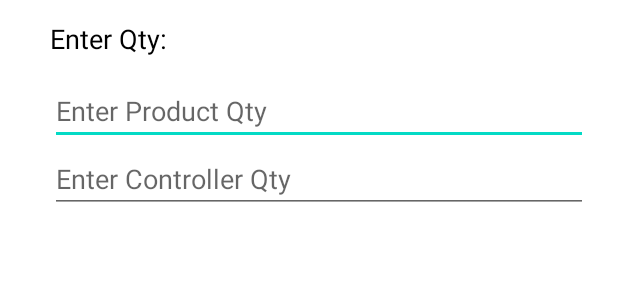
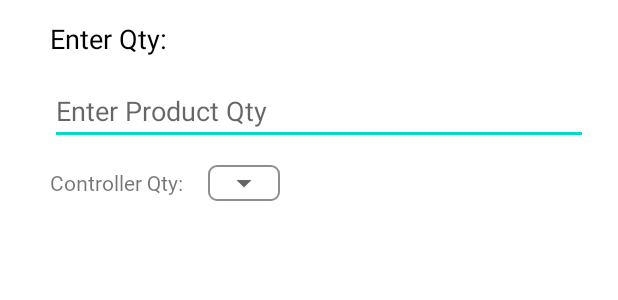
Before and after one commit to mobitechs/plasdor, an Android app: the layout add_qty_dialog_layout.xml on its own in the app's theme, with its tools: preview values and no code run, on a phone screen of 412 x 824 dp. Shown: the top 300 px of the screen. Run offline under Robolectric (Android 15) with nearby library versions, the phone set to English and light mode, and no system bars.

Commit message:
controller spinner added

```diff
--- a/app/src/main/java/com/plasdor/app/adapter/MerchantAllProductListAdapter.kt
+++ b/app/src/main/java/com/plasdor/app/adapter/MerchantAllProductListAdapter.kt
@@ -27,7 +27,6 @@ class MerchantAllProductListAdapter(
     var context: Context = activityContext
 
     lateinit var adapter: ArrayAdapter<String>
-
 
     fun updateListItems(items: ArrayList<MerchantProductListItems>) {
         listItems.clear()
@@ -84,7 +83,6 @@ class MerchantAllProductListAdapter(
         }
 
         holder.btnWishList.setOnClickListener {
-
             if (item.isAdded == "1") {
 //                holder.btnWishList.setImageResource(R.drawable.ic_outline_add_circle_24)
                 merchantProductClickListener.removeMyProduct(item, position)
--- a/app/src/main/res/layout/add_qty_dialog_layout.xml
+++ b/app/src/main/res/layout/add_qty_dialog_layout.xml
@@ -24,10 +24,41 @@
         android:layout_width="match_parent"
         android:layout_height="wrap_content"/>
     <EditText
+        android:visibility="gone"
         android:layout_marginStart="@dimen/_10sdp"
         android:inputType="number"
         android:id="@+id/etControllerQty"
         android:hint="Enter Controller Qty"
         android:layout_width="match_parent"
         android:layout_height="wrap_content"/>
+
+    <LinearLayout
+        android:layout_marginTop="@dimen/_10sdp"
+        android:layout_marginStart="@dimen/_10sdp"
+        android:layout_width="wrap_content"
+        android:layout_height="wrap_content"
+        android:layout_marginEnd="@dimen/_10sdp"
+        android:gravity="center">
+
+        <androidx.appcompat.widget.AppCompatTextView
+            android:layout_width="wrap_content"
+            android:layout_height="wrap_content"
+            android:layout_gravity="center_vertical"
+            android:fontFamily="@font/roboto_regular"
+            android:gravity="center_vertical"
+            android:text="Controller Qty: " />
+
+        <LinearLayout
+            android:layout_width="wrap_content"
+            android:layout_height="wrap_content"
+            android:layout_gravity="center_vertical"
+            android:layout_marginStart="@dimen/_10sdp"
+            android:background="@drawable/border_rect">
+
+            <androidx.appcompat.widget.AppCompatSpinner
+                android:id="@+id/spinnerControllerQty"
+                android:layout_width="wrap_content"
+                android:layout_height="wrap_content" />
+        </LinearLayout>
+    </LinearLayout>
 </LinearLayout>
--- a/app/src/main/res/layout/product_detail_layout.xml
+++ b/app/src/main/res/layout/product_detail_layout.xml
@@ -116,7 +116,7 @@
                         android:background="@drawable/border_rect">
 
                         <androidx.appcompat.widget.AppCompatSpinner
-                            android:id="@+id/spinner"
+                            android:id="@+id/spinnerControllerQty"
                             android:layout_width="wrap_content"
                             android:layout_height="wrap_content" />
                     </LinearLayout>
```
Also changed, not shown: app/src/main/java/com/plasdor/app/view/fragment/merchant/MerchantAllProductListFragment.kt (+32 -2 lines), app/src/main/java/com/plasdor/app/view/fragment/merchant/MerchantFragmentProductList.kt (+31 -3 lines), 1 other file.
